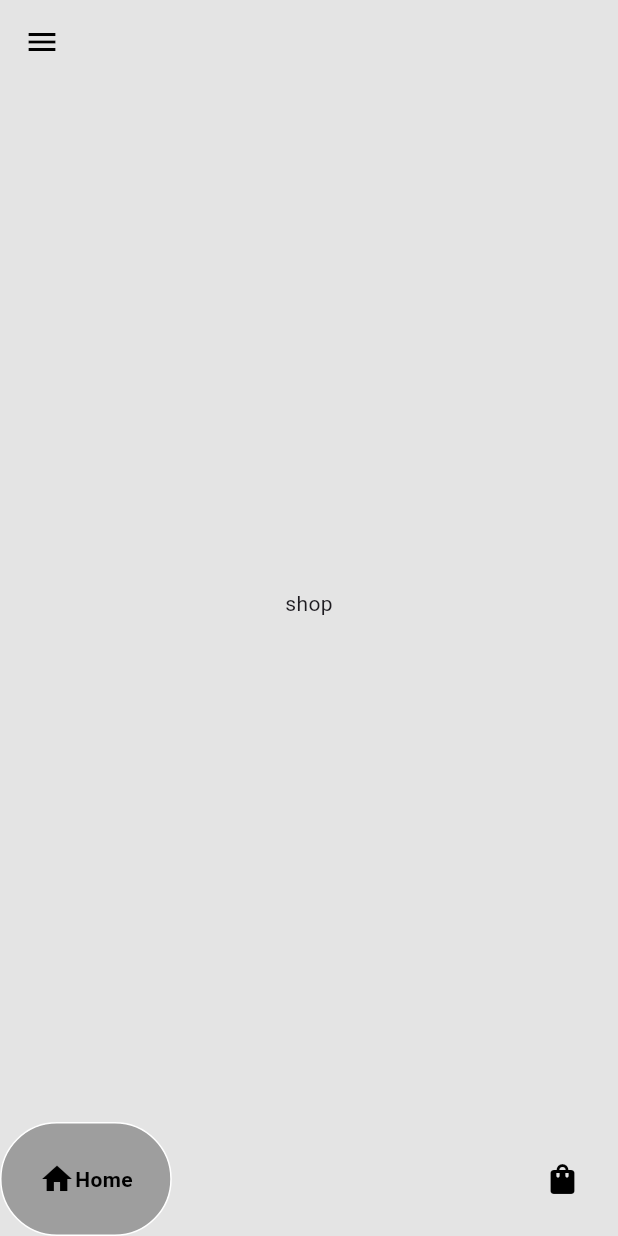
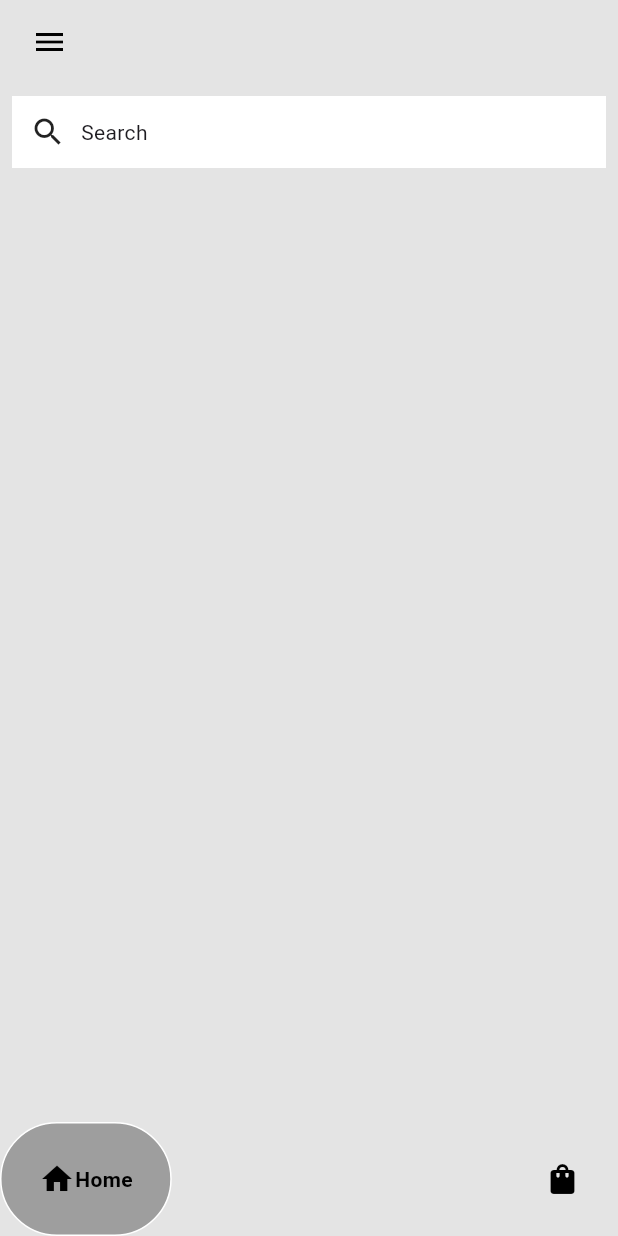
Before and after one commit to prissmarquez/Nike-Application, a Flutter app: the HomePage screen opened directly, on a phone screen of 412 x 824 dp. Run offline on Flutter 3.47's test engine with Material 3 defaults, Android fonts, the phone set to English and light mode, and no system bars; drawn by our look-alikes of google_nav_bar.

Commit message:
search bar

```diff
--- a/lib/pages/HomePage.dart
+++ b/lib/pages/HomePage.dart
@@ -47,11 +47,13 @@ class _HomePageState extends State<HomePage> {
           onPressed: () {
             Scaffold.of(context).openDrawer();
           },
-          icon: Icon
-          (
-            Icons.menu,
-            color: Colors.black,
-            )
+          icon: const Padding(
+            padding:  EdgeInsets.only(left: 10.0),
+            child:  Icon(
+              Icons.menu,
+              color: Colors.black,
+              ),
+          )
           )
           )
       ),
--- a/lib/pages/shopPage.dart
+++ b/lib/pages/shopPage.dart
@@ -10,6 +10,29 @@ class ShopPage extends StatefulWidget {
 class _ShopPageState extends State<ShopPage> {
   @override
   Widget build(BuildContext context) {
-    return Center(child: Text("shop"),);
+    return Column(
+      children: [
+        //search bar
+        Container(
+          margin: EdgeInsets.all(8),
+          padding: EdgeInsets.all(12),
+          decoration: BoxDecoration(
+            color: Colors.white,
+          ),
+          child:Row(
+            children: [
+              Icon(Icons.search),
+              SizedBox(width: 10,),
+              Text ("Search"),
+            ],
+          )
+
+        )
+
+        //message
+
+        //hot picks
+      ]
+    );
   }
 }
```
